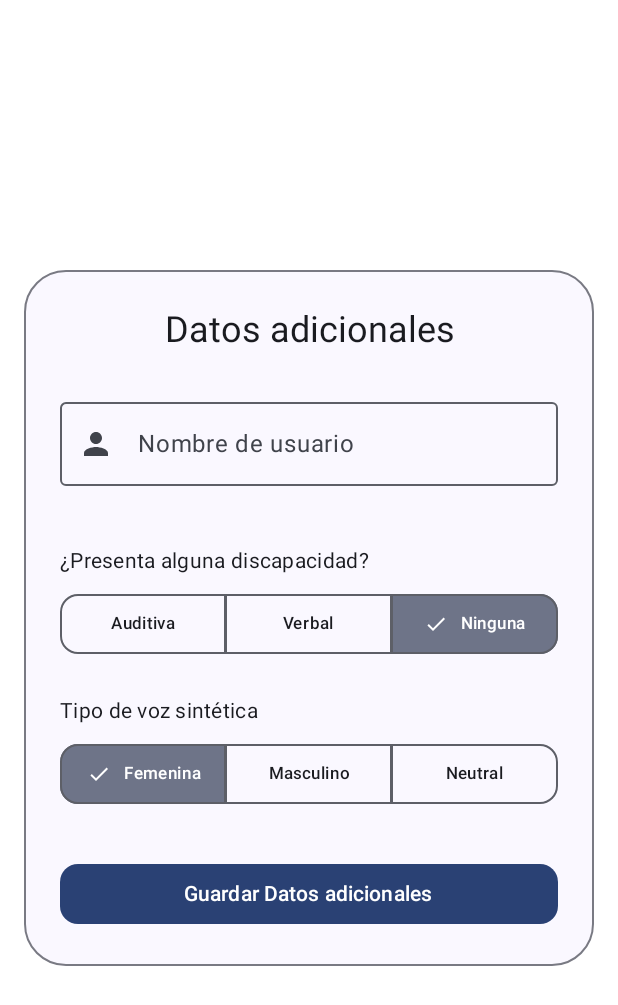
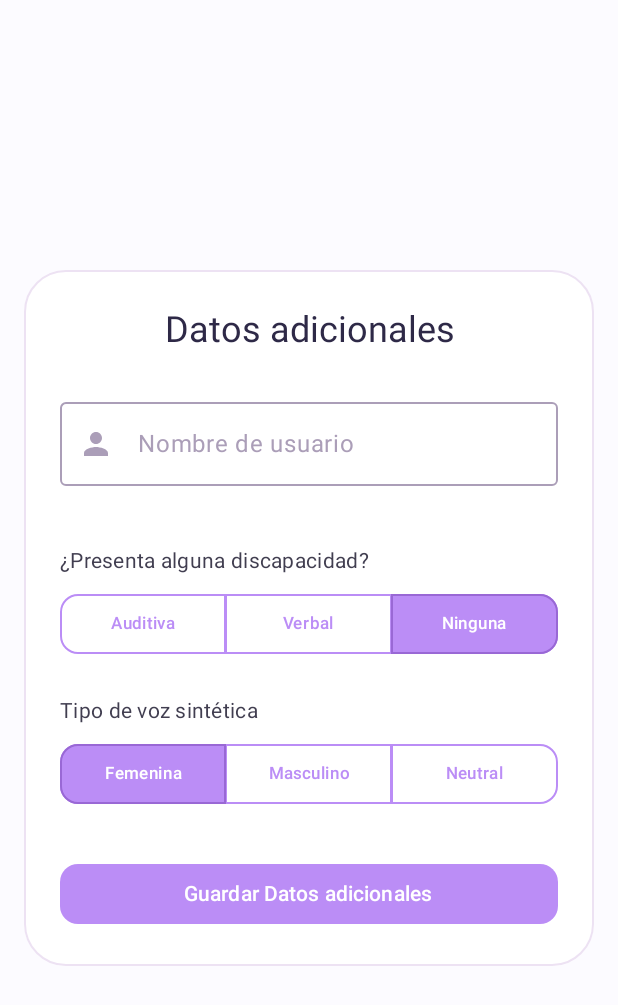
Before and after one commit to xChiat/ProyectoTitulo, an Android app built with Jetpack Compose: the @Preview function DatosAdicionalesScreenPreview, on a phone screen of 412 x 824 dp. Shown: the top 1005 px of the screen. Run offline under Robolectric (Android 15) with nearby library versions, the phone set to English and light mode, and no system bars.

Commit message:
Enhance DatosAdicionalesScreen UI with new color scheme and styling improvements

```diff
--- a/app/src/main/java/com/example/haptivoice/ui/screens/DatosAdicionalesScreen.kt
+++ b/app/src/main/java/com/example/haptivoice/ui/screens/DatosAdicionalesScreen.kt
@@ -1,5 +1,7 @@
 package com.example.haptivoice.ui.screens
 
+import androidx.compose.foundation.BorderStroke
+import androidx.compose.foundation.background
 import androidx.compose.foundation.layout.Arrangement
 import androidx.compose.foundation.layout.Column
 import androidx.compose.foundation.layout.Spacer
@@ -13,12 +15,16 @@ import androidx.compose.foundation.verticalScroll
 import androidx.compose.material.icons.Icons
 import androidx.compose.material.icons.filled.Person
 import androidx.compose.material3.Button
+import androidx.compose.material3.ButtonDefaults
+import androidx.compose.material3.CardDefaults
 import androidx.compose.material3.ExperimentalMaterial3Api
 import androidx.compose.material3.Icon
 import androidx.compose.material3.MaterialTheme
 import androidx.compose.material3.OutlinedCard
 import androidx.compose.material3.OutlinedTextField
+import androidx.compose.material3.OutlinedTextFieldDefaults
 import androidx.compose.material3.SegmentedButton
+import androidx.compose.material3.SegmentedButtonDefaults
 import androidx.compose.material3.SingleChoiceSegmentedButtonRow
 import androidx.compose.material3.Text
 import androidx.compose.runtime.Composable
@@ -33,6 +39,15 @@ import androidx.compose.ui.text.style.TextAlign
 import androidx.compose.ui.tooling.preview.Preview
 import androidx.compose.ui.unit.dp
 import com.example.haptivoice.ui.theme.HaptivoiceTheme
+import com.example.haptivoice.ui.theme.bg
+import com.example.haptivoice.ui.theme.darker_bg
+import com.example.haptivoice.ui.theme.darker_txt
+import com.example.haptivoice.ui.theme.icons
+import com.example.haptivoice.ui.theme.primary_btn
+import com.example.haptivoice.ui.theme.pure_white
+import com.example.haptivoice.ui.theme.secondary_btn
+import com.example.haptivoice.ui.theme.txt
+import com.example.haptivoice.ui.theme.unfocused_field
 import com.example.haptivoice.utils.ValidationResult
 import com.example.haptivoice.utils.ValidationUtils
 
@@ -53,6 +68,7 @@ fun DatosAdicionalesScreen(
     Column(
         modifier = modifier
             .fillMaxSize()
+            .background(bg)
             .padding(16.dp)
             .verticalScroll(rememberScrollState()),
         verticalArrangement = Arrangement.Center,
@@ -60,7 +76,14 @@ fun DatosAdicionalesScreen(
     ) {
         OutlinedCard(
             modifier = Modifier.fillMaxWidth(),
-            shape = RoundedCornerShape(28.dp)
+            shape = RoundedCornerShape(28.dp),
+            colors = CardDefaults.outlinedCardColors(
+                containerColor = pure_white
+            ),
+            border = BorderStroke(
+                width = 1.dp,
+                color = icons
+            )
         ) {
             Column(
                 modifier = Modifier
@@ -71,12 +94,12 @@ fun DatosAdicionalesScreen(
                 Text(
                     text = "Datos adicionales",
                     style = MaterialTheme.typography.headlineSmall,
-                    textAlign = TextAlign.Center
+                    textAlign = TextAlign.Center,
+                    color = darker_txt
                 )
 
                 Spacer(modifier = Modifier.height(24.dp))
 
-                // Nombre de usuario
                 OutlinedTextField(
                     value = username,
                     onValueChange = {
@@ -92,22 +115,48 @@ fun DatosAdicionalesScreen(
                         if (usernameError != null) {
                             Text(usernameError!!)
                         }
-                    }
+                    },
+                    colors = OutlinedTextFieldDefaults.colors(
+                        focusedBorderColor = primary_btn,
+                        unfocusedBorderColor = unfocused_field,
+                        errorBorderColor = secondary_btn,
+
+                        focusedLabelColor = primary_btn,
+                        unfocusedLabelColor = unfocused_field,
+                        errorLabelColor = secondary_btn,
+
+                        focusedLeadingIconColor = primary_btn,
+                        unfocusedLeadingIconColor = unfocused_field,
+                        errorLeadingIconColor = secondary_btn,
+
+                        focusedSupportingTextColor = primary_btn,
+                        unfocusedSupportingTextColor = unfocused_field,
+                        errorSupportingTextColor = secondary_btn
+                    )
                 )
 
                 Spacer(modifier = Modifier.height(24.dp))
 
-                // ¿Presento alguna discapacidad?
                 Text(
                     text = "¿Presenta alguna discapacidad?",
                     style = MaterialTheme.typography.bodyMedium,
                     modifier = Modifier.fillMaxWidth(),
-                    textAlign = TextAlign.Start
+                    textAlign = TextAlign.Start,
+                    color = txt
                 )
 
                 Spacer(modifier = Modifier.height(8.dp))
 
-                // Segmented button para discapacidad
+                val segmentedColors = SegmentedButtonDefaults.colors(
+                    activeContainerColor = primary_btn,
+                    activeContentColor = pure_white,
+                    activeBorderColor = darker_bg,
+
+                    inactiveContainerColor = pure_white,
+                    inactiveContentColor = primary_btn,
+                    inactiveBorderColor = primary_btn
+                )
+
                 SingleChoiceSegmentedButtonRow(
                     modifier = Modifier.fillMaxWidth()
                 ) {
@@ -121,6 +170,8 @@ fun DatosAdicionalesScreen(
                                 topEnd = if (index == disabilityOptions.size - 1) 12.dp else 0.dp,
                                 bottomEnd = if (index == disabilityOptions.size - 1) 12.dp else 0.dp
                             ),
+                            icon = {},
+                            colors = segmentedColors,
                             modifier = Modifier.weight(1f)
                         ) {
                             Text(label, style = MaterialTheme.typography.labelSmall)
@@ -130,17 +181,16 @@ fun DatosAdicionalesScreen(
 
                 Spacer(modifier = Modifier.height(24.dp))
 
-                // Tipo de voz sintética
                 Text(
                     text = "Tipo de voz sintética",
                     style = MaterialTheme.typography.bodyMedium,
                     modifier = Modifier.fillMaxWidth(),
-                    textAlign = TextAlign.Start
+                    textAlign = TextAlign.Start,
+                    color = txt
                 )
 
                 Spacer(modifier = Modifier.height(8.dp))
 
-                // Segmented button para tipo de voz
                 SingleChoiceSegmentedButtonRow(
                     modifier = Modifier.fillMaxWidth()
                 ) {
@@ -154,6 +204,8 @@ fun DatosAdicionalesScreen(
                                 topEnd = if (index == voiceTypeOptions.size - 1) 12.dp else 0.dp,
                                 bottomEnd = if (index == voiceTypeOptions.size - 1) 12.dp else 0.dp
                             ),
+                            icon = {},
+                            colors = segmentedColors,
                             modifier = Modifier.weight(1f)
                         ) {
                             Text(label, style = MaterialTheme.typography.labelSmall)
@@ -163,7 +215,6 @@ fun DatosAdicionalesScreen(
 
                 Spacer(modifier = Modifier.height(32.dp))
 
-                // Botón Guardar Datos adicionales
                 Button(
                     onClick = {
                         val validation = ValidationUtils.validateUsername(username)
@@ -182,7 +233,11 @@ fun DatosAdicionalesScreen(
                         }
                     },
                     modifier = Modifier.fillMaxWidth(),
-                    shape = RoundedCornerShape(12.dp)
+                    shape = RoundedCornerShape(12.dp),
+                    colors = ButtonDefaults.buttonColors(
+                        containerColor = primary_btn,
+                        contentColor = pure_white
+                    )
                 ) {
                     Text(text = "Guardar Datos adicionales")
                 }
```
